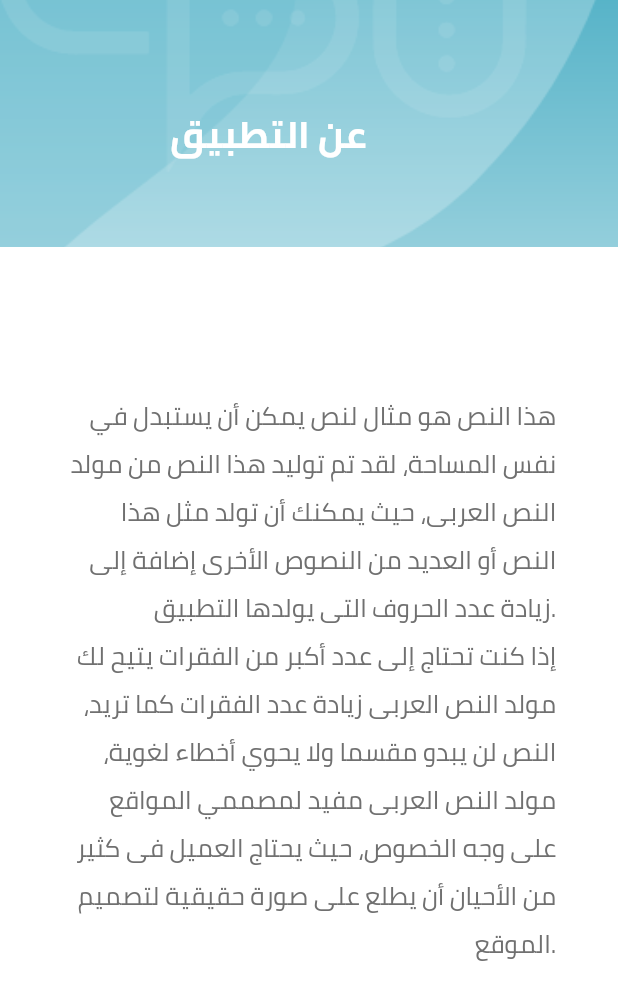
After one commit to BondokGaber/estshara, a Flutter app: the AboutApp screen opened directly, on a phone screen of 412 x 824 dp. The commit adds this screen. Shown: the top 1000 px of the screen. Run offline on Flutter 3.47's test engine with Material 2 defaults, Android fonts, the phone set to English and light mode, and no system bars; our stand-ins replace carousel_slider, cloud_firestore, dio, dotted_line, firebase_auth, firebase_core and 8 more; missing offline and left inert: time_range_picker; accounts and stored records are empty.

Commit message:
last  Update

```diff
--- /dev/null
+++ b/lib/aboutApp.dart
@@ -0,0 +1,96 @@
+
+
+
+
+import 'package:flutter/material.dart';
+
+
+class AboutApp extends StatefulWidget {
+  const AboutApp({Key key}) : super(key: key);
+
+  @override
+  _AboutAppState createState() => _AboutAppState();
+}
+
+class _AboutAppState extends State<AboutApp> {
+  @override
+  Widget build(BuildContext context) {
+    var sHeight = MediaQuery.of(context).size.height;
+    var sWidth = MediaQuery.of(context).size.width;
+    return Scaffold(
+      body: Container(
+        alignment: Alignment.center,
+        width: sWidth,
+        height: sHeight,
+        child: SingleChildScrollView(
+          child: Container(
+            width: sWidth,
+            height: sHeight ,
+            color: Colors.white,
+            child: Column(
+              mainAxisAlignment: MainAxisAlignment.start,
+              children: [
+                Container(
+                    decoration: BoxDecoration(
+                      image: DecorationImage(
+                        image: const AssetImage('assets/images/header-bk.png'),
+                        fit: BoxFit.cover,
+                      ),
+                    ),
+                    width: sWidth,
+                    height: sHeight * .20,
+                    child: Stack(
+                      children: [
+                        //name
+                        Positioned(
+                          right: sWidth * .4,
+                          top: sHeight * .08,
+                          child: Text(
+                            "عن التطبيق ",
+                            style: TextStyle(
+                              fontFamily: 'Cairo',
+                              fontSize: 25,
+                              color: const Color(0xffffffff),
+                              letterSpacing: 0.3337210845947266,
+                              fontWeight: FontWeight.w700,
+                            ),
+                            textAlign: TextAlign.center,
+                          ),
+                        ),
+                      ],
+                    ) ),
+                Container(
+
+                    decoration: BoxDecoration(
+                        borderRadius: BorderRadius.only(
+                            topRight: Radius.circular(30),
+                            topLeft: Radius.circular(30))),
+                    width: sWidth,
+                    height: sHeight * .80,
+                    child: Column(
+                      children: [
+                        Container(
+                          width: sWidth*.8,
+                          height: sHeight*.7
+                          ,                       child: Text(
+                          'هذا النص هو مثال لنص يمكن أن يستبدل في نفس المساحة، لقد تم توليد هذا النص من مولد النص العربى، حيث يمكنك أن تولد مثل هذا النص أو العديد من النصوص الأخرى إضافة إلى زيادة عدد الحروف التى يولدها التطبيق.\nإذا كنت تحتاج إلى عدد أكبر من الفقرات يتيح لك مولد النص العربى زيادة عدد الفقرات كما تريد، النص لن يبدو مقسما ولا يحوي أخطاء لغوية، مولد النص العربى مفيد لمصممي المواقع على وجه الخصوص، حيث يحتاج العميل فى كثير من الأحيان أن يطلع على صورة حقيقية لتصميم الموقع.',
+                          style: TextStyle(
+                            fontFamily: 'Cairo',
+                            fontSize: 17,
+                            color: const Color(0xff707070),
+                          ),
+                          textAlign: TextAlign.right,
+                        ),
+                          alignment: Alignment.center,
+                        ),
+
+                      ],) )
+                // photo
+              ],
+            ),
+          ),
+        ),
+      ),
+    );
+  }
+}
--- a/lib/usersetting.dart
+++ b/lib/usersetting.dart
@@ -1,15 +1,15 @@
 import 'dart:async';
 
 import 'package:estshara/sharedPreferences.dart';
-import 'package:estshara/usercalender.dart';
 import 'package:shared_preferences/shared_preferences.dart';
-
 import 'login.dart';
 import 'usercalenderbar.dart';
 import 'userprofile.dart';
 import 'package:flutter/material.dart';
 import 'rules.dart';
 import 'contactus.dart';
+import 'aboutApp.dart';
+
 class UserSetting extends StatefulWidget {
   @override
   _UserSettingState createState() => _UserSettingState();
@@ -165,7 +165,11 @@ class _UserSettingState extends State<UserSetting> {
                                 Icon(Icons.person_search_rounded,color: Colors.white)],
                             ),
                             SizedBox(height: sHeight*.02),
-                            Row(
+                            InkWell(
+                              onTap: (){
+                                Navigator.push(context, MaterialPageRoute(builder: (_)=>AboutApp()));
+                              },
+                              child: Row(
                                 children: [
                                   Text("عن التطبيق",style: TextStyle(
                                       fontFamily: 'Cairo',
@@ -173,6 +177,7 @@ class _UserSettingState extends State<UserSetting> {
                                       color: Colors.white),),
                                   SizedBox(width: sWidth*.02,),
                                   Icon(Icons.app_settings_alt,color: Colors.white)],
+                              ),
                             ),
                             SizedBox(height: sHeight*.02),
                             InkWell(
```
Lines whose indentation alone changed are shown as unchanged.
